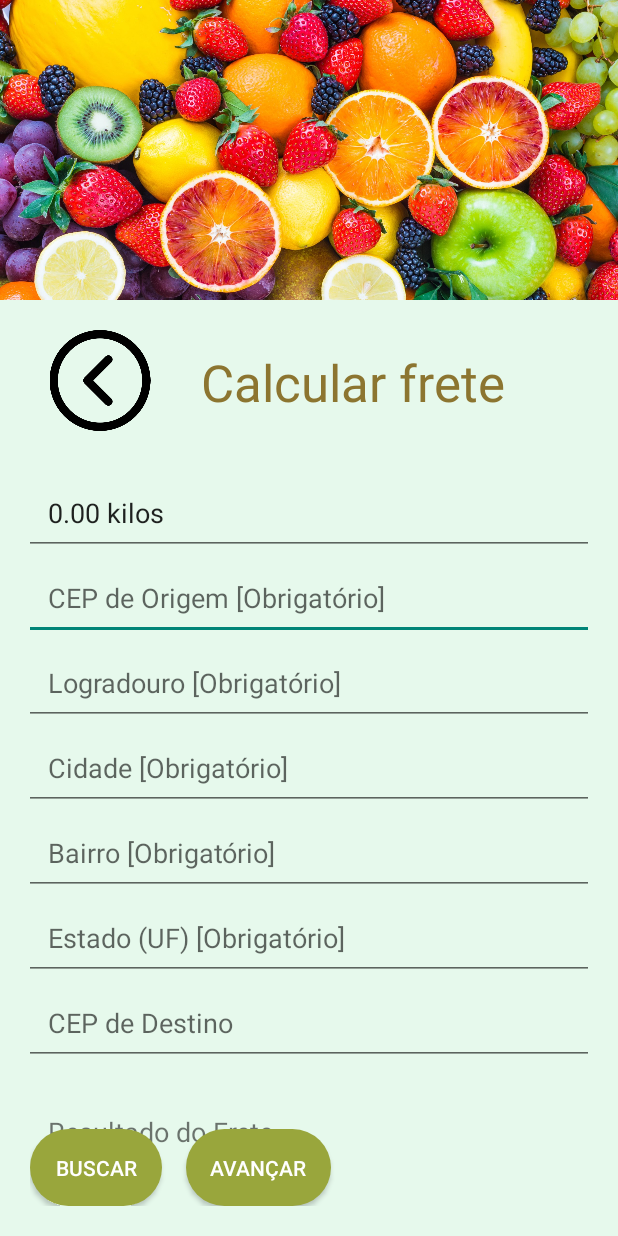
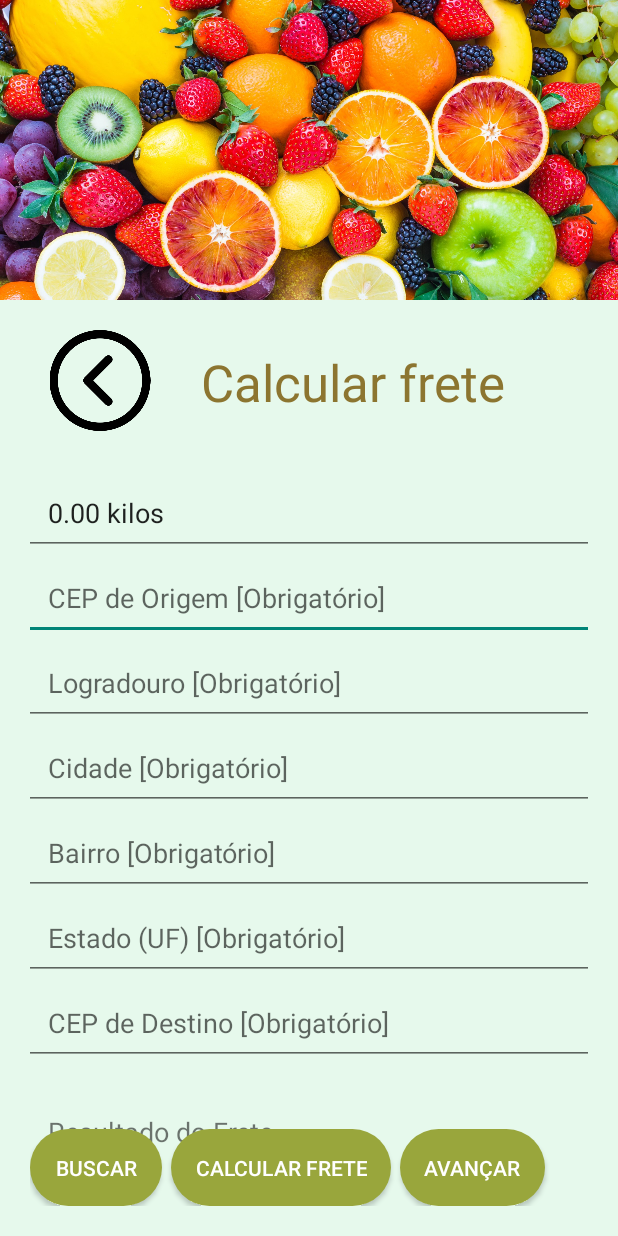
Before and after one commit to Thiago163/Aplicativo_pim_vs1_sb, an Android app: the tela_calcular_frete screen opened directly, with no data from a screen before it, on a phone screen of 412 x 824 dp. Run offline under Robolectric (Android 15) with nearby library versions, the phone set to English and light mode, and no system bars; our stand-ins replace Volley.

Commit message:
calcular frete completo hehe

```diff
--- a/app/src/main/java/com/example/pim_mundo_verde/tela_calcular_frete.java
+++ b/app/src/main/java/com/example/pim_mundo_verde/tela_calcular_frete.java
@@ -24,8 +24,8 @@ import org.json.JSONObject;
 
 public class tela_calcular_frete extends AppCompatActivity {
 
-    private EditText cepEditText, logradouroEditText, localidadeEditText, bairroEditText, ufEditText;
-    private Button buscarButton, avancarButton;
+    private EditText cepEditText, logradouroEditText, localidadeEditText, bairroEditText, ufEditText, cepDestino;
+    private Button buscarButton, avancarButton, calcularFreteButton;
     private TextView resultadoFrete;
     private TextInputEditText pesoProdutoEditText; // Campo para exibir o peso do produto
     private boolean isFormComplete = false;
@@ -41,24 +41,53 @@ public class tela_calcular_frete extends AppCompatActivity {
         localidadeEditText = findViewById(R.id.localidade);
         bairroEditText = findViewById(R.id.bairro);
         ufEditText = findViewById(R.id.ufEditText);
+        cepDestino = findViewById(R.id.cepDestino);  // Inicializa o campo cepDestino
         pesoProdutoEditText = findViewById(R.id.pesoProduto);  // Referência para o campo de peso
         buscarButton = findViewById(R.id.botaoBuscar);
         avancarButton = findViewById(R.id.botaoAvancar);
+        calcularFreteButton = findViewById(R.id.botaoCalcularFrete); // Botão "Calcular frete"
         resultadoFrete = findViewById(R.id.resultadoFrete);
 
         // Recupera a quantidade de produtos passada da tela anterior
         int quantidadeProdutos = getIntent().getIntExtra("quantidadeProdutos", 0);  // Valor default é 0 se não for passado
 
-// Agora, você pode usar a quantidade de produtos, que é igual a 1 kg por produto
+        // Agora, você pode usar a quantidade de produtos, que é igual a 1 kg por produto
         float pesoTotal = quantidadeProdutos * 1.0f;  // Cada produto equivale a 1 kg, então multiplicamos pela quantidade
 
-// Exibe o peso total no campo de texto, formatado com duas casas decimais
+        // Exibe o peso total no campo de texto, formatado com duas casas decimais
         pesoProdutoEditText.setText(String.format("%.2f kilos", pesoTotal));
-
 
         // Configura os listeners para os botões
         buscarButton.setOnClickListener(v -> buscarCep());
         avancarButton.setOnClickListener(v -> avancarParaProximaTela());
+
+        // Ação do botão "Calcular frete"
+        calcularFreteButton.setOnClickListener(v -> calcularFrete());
+    }
+
+    // Método para calcular o frete
+    private void calcularFrete() {
+        // Verificar se todos os campos obrigatórios estão preenchidos
+        verificarCamposPreenchidos();
+
+        String cepDestinoText = cepDestino.getText().toString().trim();
+        if (cepDestinoText.isEmpty()) {
+            Toast.makeText(this, "Por favor, insira um CEP de destino válido", Toast.LENGTH_SHORT).show();
+            return; // Retorna se o campo não estiver preenchido
+        }
+
+        if (isFormComplete) {
+            // Calcular o valor do frete (pesoTotal * 1.5)
+            String pesoProdutoText = pesoProdutoEditText.getText().toString().trim();
+            float pesoProduto = pesoProdutoText.isEmpty() ? 0.0f : Float.parseFloat(pesoProdutoText.split(" ")[0]);
+
+            float valorFrete = pesoProduto * 1.5f;
+
+            // Exibe o resultado do frete
+            resultadoFrete.setText(String.format("Valor do frete: R$ %.2f", valorFrete));
+        } else {
+            Toast.makeText(this, "Por favor, preencha todos os campos obrigatórios", Toast.LENGTH_SHORT).show();
+        }
     }
 
     private void buscarCep() {
--- a/app/src/main/java/com/example/pim_mundo_verde/tela_vendas.java
+++ b/app/src/main/java/com/example/pim_mundo_verde/tela_vendas.java
@@ -85,4 +85,9 @@ public class tela_vendas extends AppCompatActivity implements AdapterProduto.OnI
         Intent in = new Intent(tela_vendas.this, tela_menu_geral.class);
         startActivity(in);
     }
+
+    public void carrinho(View view) {
+        Intent in = new Intent(tela_vendas.this, tela_carrinho.class);
+        startActivity(in);
+    }
 }
--- a/app/src/main/res/layout/activity_tela_calcular_frete.xml
+++ b/app/src/main/res/layout/activity_tela_calcular_frete.xml
@@ -120,7 +120,7 @@
                 android:id="@+id/cepDestino"
                 android:layout_width="match_parent"
                 android:layout_height="wrap_content"
-                android:hint="CEP de Destino"
+                android:hint="CEP de Destino [Obrigatório]"
                 android:inputType="number"
                 android:padding="16dp" />
 
@@ -156,7 +156,17 @@
                 android:text="Buscar"
                 android:padding="16dp"
                 android:onClick="buscarFrete"
-                android:layout_marginEnd="16dp" /> <!-- Espaçamento à direita -->
+                android:layout_marginEnd="6dp" /> <!-- Espaçamento à direita -->
+
+            <!-- Botão Calcular frete -->
+            <Button
+                android:id="@+id/botaoCalcularFrete"
+                android:layout_width="wrap_content"
+                android:layout_height="wrap_content"
+                android:text="Calcular frete"
+                android:padding="16dp"
+                android:onClick="CalcularFrete"
+                android:layout_marginEnd="6dp"/>
 
             <!-- Botão Avançar -->
             <Button
--- a/app/src/main/res/layout/activity_tela_finalizar_compra.xml
+++ b/app/src/main/res/layout/activity_tela_finalizar_compra.xml
@@ -5,8 +5,7 @@
     android:layout_width="match_parent"
     android:layout_height="match_parent"
     android:padding="16dp"
-    tools:context=".tela_finalizar_compra"
-    android:background="#F5F5F5">
+    tools:context=".tela_finalizar_compra">
 
     <!-- Logo ou imagem de sucesso -->
     <ImageView
```
Also changed, not shown: app/src/main/res/layout/activity_tela_vendas.xml (+35 -8 lines).
